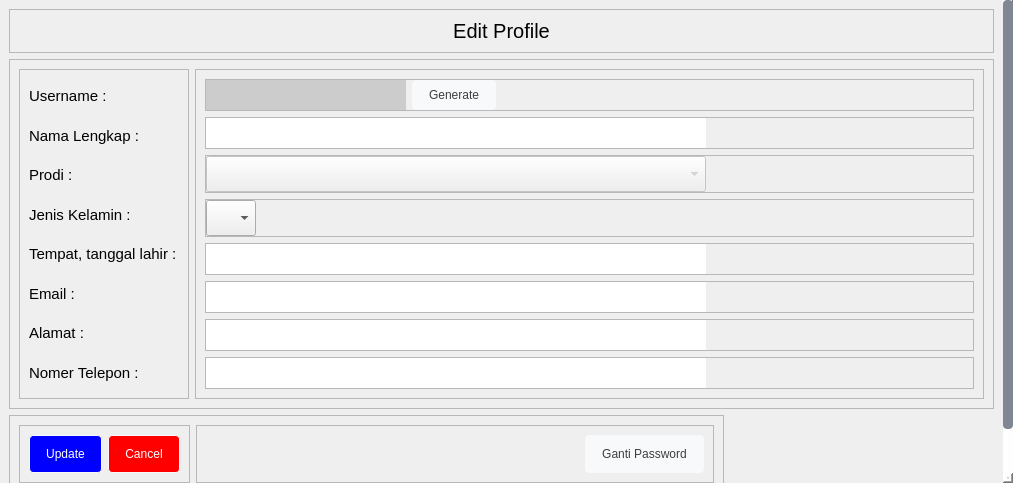
Qt form ui/profile.ui (fajaraldev/aplikasi-pengisian-krs) before a commit.
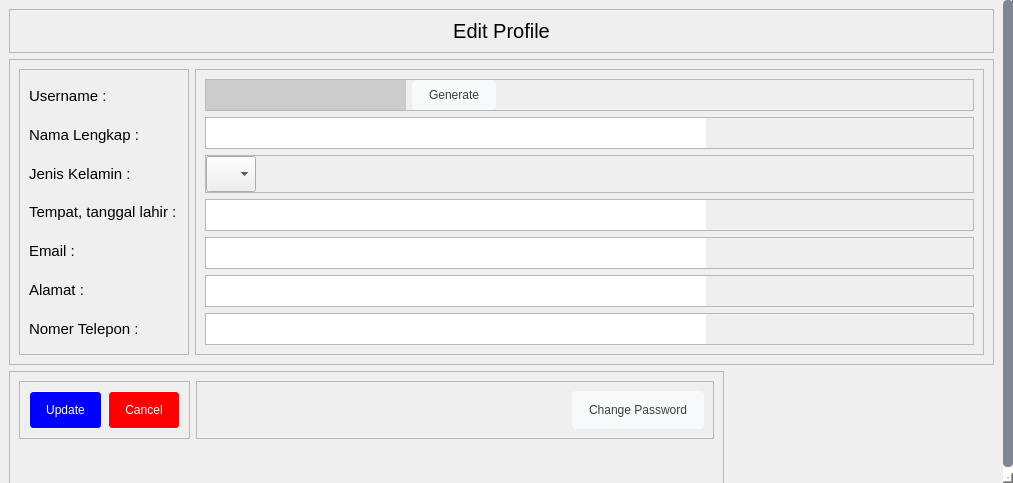
The same form after that commit.

Commit message: update: several changes UI for profile and changePassword

```diff
--- a/ui/profile.ui
+++ b/ui/profile.ui
@@ -136,7 +136,7 @@
          <x>0</x>
          <y>0</y>
          <width>1003</width>
-         <height>539</height>
+         <height>497</height>
         </rect>
        </property>
        <layout class="QVBoxLayout" name="verticalLayout_2">
@@ -239,18 +239,6 @@
                 </property>
                </widget>
               </item>
-              <item>
-               <widget class="QLabel" name="label_4">
-                <property name="font">
-                 <font>
-                  <pointsize>11</pointsize>
-                 </font>
-                </property>
-                <property name="text">
-                 <string>Prodi :</string>
-                </property>
-               </widget>
-              </item>
               <item>
                <widget class="QLabel" name="label_5">
                 <property name="font">
@@ -456,65 +444,6 @@
                 </layout>
                </widget>
               </item>
-              <item>
-               <widget class="QFrame" name="frame_8">
-                <property name="frameShape">
-                 <enum>QFrame::StyledPanel</enum>
-                </property>
-                <property name="frameShadow">
-                 <enum>QFrame::Raised</enum>
-                </property>
-                <layout class="QVBoxLayout" name="verticalLayout_10">
-                 <property name="leftMargin">
-                  <number>0</number>
-                 </property>
-                 <property name="topMargin">
-                  <number>0</number>
-                 </property>
-                 <property name="rightMargin">
-                  <number>0</number>
-                 </property>
-                 <property name="bottomMargin">
-                  <number>0</number>
-                 </property>
-                 <item alignment="Qt::AlignTop">
-                  <widget class="QComboBox" name="cboProdi">
-                   <property name="enabled">
-                    <bool>false</bool>
-                   </property>
-                   <property name="sizePolicy">
-                    <sizepolicy hsizetype="Expanding" vsizetype="Expanding">
-                     <horstretch>0</horstretch>
-                     <verstretch>0</verstretch>
-                    </sizepolicy>
-                   </property>
-                   <property name="minimumSize">
-                    <size>
-                     <width>300</width>
-                     <height>0</height>
-                    </size>
-                   </property>
-                   <property name="maximumSize">
-                    <size>
-                     <width>500</width>
-                     <height>16777215</height>
-                    </size>
-                   </property>
-                   <property name="font">
-                    <font>
-                     <pointsize>12</pointsize>
-                    </font>
-                   </property>
-                   <item>
-                    <property name="text">
-                     <string/>
-                    </property>
-                   </item>
-                  </widget>
-                 </item>
-                </layout>
-               </widget>
-              </item>
               <item>
                <widget class="QFrame" name="frame_9">
                 <property name="frameShape">
@@ -880,7 +809,7 @@
                  </size>
                 </property>
                 <property name="text">
-                 <string>Ganti Password</string>
+                 <string>Change Password</string>
                 </property>
                </widget>
               </item>
```
The commit also changes 1 other file.
